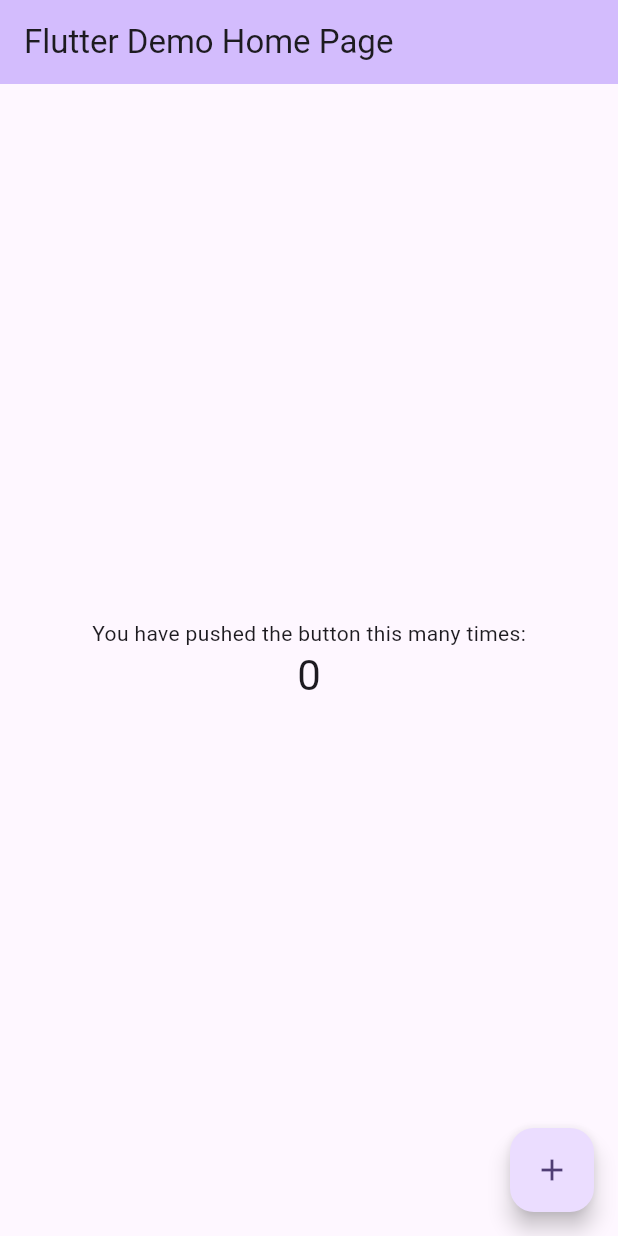
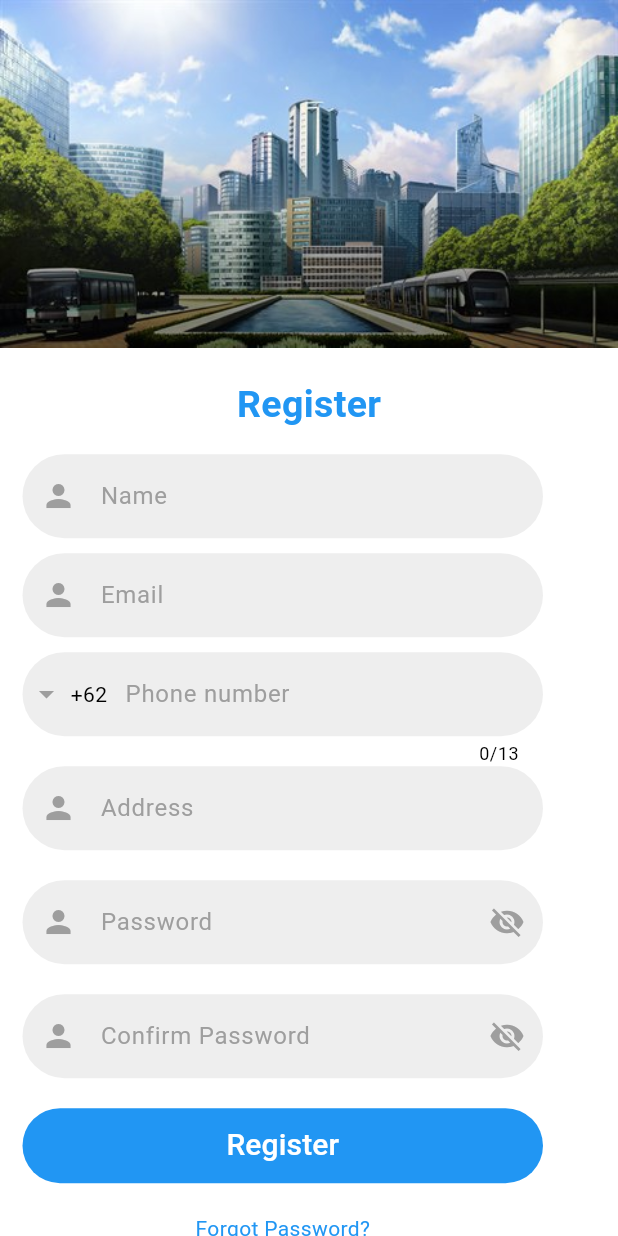
Before and after one commit to Fawaz8581/uberclone, a Flutter app: the screen it shows after launch, on a phone screen of 412 x 824 dp. Run offline on Flutter 3.47's test engine with Material 3 defaults, Android fonts, the phone set to English and light mode, and no system bars; drawn by our look-alikes of intl_phone_field; our stand-ins replace email_validator.

Commit message:
Membuat Register_Page, Menambahkan Firebase, menambahkan assets images, membuat Theme, Dark Theme dan Light Theme

```diff
--- a/lib/main.dart
+++ b/lib/main.dart
@@ -1,4 +1,6 @@
 import 'package:flutter/material.dart';
+import 'package:uberclone/screens/register_screen.dart';
+import 'package:uberclone/themeProvider/theme_provider.dart';
 
 void main() {
   runApp(const MyApp());
@@ -12,26 +14,11 @@ class MyApp extends StatelessWidget {
   Widget build(BuildContext context) {
     return MaterialApp(
       title: 'Flutter Demo',
-      theme: ThemeData(
-        // This is the theme of your application.
-        //
-        // TRY THIS: Try running your application with "flutter run". You'll see
-        // the application has a purple toolbar. Then, without quitting the app,
-        // try changing the seedColor in the colorScheme below to Colors.green
-        // and then invoke "hot reload" (save your changes or press the "hot
-        // reload" button in a Flutter-supported IDE, or press "r" if you used
-        // the command line to start the app).
-        //
-        // Notice that the counter didn't reset back to zero; the application
-        // state is not lost during the reload. To reset the state, use hot
-        // restart instead.
-        //
-        // This works for code too, not just values: Most code changes can be
-        // tested with just a hot reload.
-        colorScheme: ColorScheme.fromSeed(seedColor: Colors.deepPurple),
-        useMaterial3: true,
-      ),
-      home: const MyHomePage(title: 'Flutter Demo Home Page'),
+      themeMode: ThemeMode.system,
+      theme: MyThemes.lightTheme,
+      darkTheme: MyThemes.darkTheme,
+      debugShowCheckedModeBanner: false,
+      home: MainScreen(),
     );
   }
 }
--- /dev/null
+++ b/lib/screens/register_screen.dart
@@ -0,0 +1,414 @@
+import 'package:email_validator/email_validator.dart';
+import 'package:flutter/material.dart';
+import 'package:flutter/services.dart';
+import 'package:intl_phone_field/intl_phone_field.dart';
+
+class MainScreen extends StatefulWidget {
+  const MainScreen({super.key});
+
+  @override
+  State<MainScreen> createState() => MainScreenState();
+}
+
+class MainScreenState extends State<MainScreen> {
+  final nameTextEditorController = TextEditingController();
+  final emailTextEditorController = TextEditingController();
+  final phoneTextEditorController = TextEditingController();
+  final addressTextEditorController = TextEditingController();
+  final passwordTextEditorController = TextEditingController();
+  final confirmTextEditorController = TextEditingController();
+
+  bool _passwordVisible = false;
+
+  // Mendeklarasikan GlobalKey
+  final _formKey = GlobalKey<FormState>();
+
+  @override
+  Widget build(BuildContext context) {
+    bool darkTheme =
+        MediaQuery.of(context).platformBrightness == Brightness.dark;
+
+    return GestureDetector(
+      onTap: () {
+        FocusScope.of(context).unfocus();
+      },
+      child: Scaffold(
+        body: ListView(
+          padding: const EdgeInsets.all(0),
+          children: [
+            Column(
+              children: [
+                Image.asset(
+                    darkTheme ? 'images/citydark.png' : 'images/citylight.png'),
+                const SizedBox(
+                  height: 20,
+                ),
+                Text(
+                  'Register',
+                  style: TextStyle(
+                      color: darkTheme ? Colors.amber.shade400 : Colors.blue,
+                      fontSize: 25,
+                      fontWeight: FontWeight.bold),
+                ),
+                Padding(
+                  padding: const EdgeInsets.fromLTRB(15.0, 15.0, 50.0, 15.0),
+                  child: Column(
+                    crossAxisAlignment: CrossAxisAlignment.center,
+                    children: [
+                      Form(
+                        child: Column(
+                          mainAxisAlignment: MainAxisAlignment.center,
+                          crossAxisAlignment: CrossAxisAlignment.center,
+                          children: [
+                            TextFormField(
+                              inputFormatters: [
+                                LengthLimitingTextInputFormatter(50),
+                              ],
+                              decoration: InputDecoration(
+                                hintText: "Name",
+                                hintStyle: const TextStyle(
+                                  color: Colors.grey,
+                                ),
+                                filled: true,
+                                fillColor: darkTheme
+                                    ? Colors.black45
+                                    : Colors.grey.shade200,
+                                border: OutlineInputBorder(
+                                    borderRadius: BorderRadius.circular(40),
+                                    borderSide: const BorderSide(
+                                      width: 0,
+                                      style: BorderStyle.none,
+                                    )),
+                                prefixIcon: Icon(
+                                  Icons.person,
+                                  color: darkTheme
+                                      ? Colors.amber.shade400
+                                      : Colors.grey,
+                                ),
+                              ),
+                              autovalidateMode:
+                                  AutovalidateMode.onUserInteraction,
+                              validator: (text) {
+                                if (text == null || text.isEmpty) {
+                                  return "Name can't be empty";
+                                }
+                                if (text.length < 2) {
+                                  return "Please enter a valid name";
+                                }
+                                if (text.length > 49) {
+                                  return "Name can't be longer than 49 character";
+                                }
+                              },
+                              onChanged: (text) => setState(() {
+                                nameTextEditorController.text = text;
+                              }),
+                            ),
+                            const SizedBox(
+                              height: 10,
+                            ),
+                            TextFormField(
+                              inputFormatters: [
+                                LengthLimitingTextInputFormatter(100),
+                              ],
+                              decoration: InputDecoration(
+                                hintText: "Email",
+                                hintStyle: const TextStyle(
+                                  color: Colors.grey,
+                                ),
+                                filled: true,
+                                fillColor: darkTheme
+                                    ? Colors.black45
+                                    : Colors.grey.shade200,
+                                border: OutlineInputBorder(
+                                    borderRadius: BorderRadius.circular(40),
+                                    borderSide: const BorderSide(
+                                      width: 0,
+                                      style: BorderStyle.none,
+                                    )),
+                                prefixIcon: Icon(
+                                  Icons.person,
+                                  color: darkTheme
+                                      ? Colors.amber.shade400
+                                      : Colors.grey,
+                                ),
+                              ),
+                              autovalidateMode:
+                                  AutovalidateMode.onUserInteraction,
+                              validator: (text) {
+                                if (text == null || text.isEmpty) {
+                                  return "Email can't be empty";
+                                }
+                                if (EmailValidator.validate(text) == true) {
+                                  return null;
+                                }
+                                if (text.length < 2) {
+                                  return "Please enter a valid email";
+                                }
+                                if (text.length > 49) {
+                                  return "Email can't be longer than 49 character";
+                                }
+                              },
+                              onChanged: (Text) => setState(() {
+                                emailTextEditorController.text = Text;
+                              }),
+                            ),
+                            const SizedBox(
+                              height: 10,
+                            ),
+                            IntlPhoneField(
+                              showCountryFlag: false,
+                              dropdownIcon: Icon(
+                                Icons.arrow_drop_down,
+                                color: darkTheme
+                                    ? Colors.amber.shade400
+                                    : Colors.grey,
+                              ),
+                              decoration: InputDecoration(
+                                hintText: "Phone number",
+                                hintStyle: const TextStyle(
+                                  color: Colors.grey,
+                                ),
+                                filled: true,
+                                fillColor: darkTheme
+                                    ? Colors.black45
+                                    : Colors.grey.shade200,
+                                border: OutlineInputBorder(
+                                    borderRadius: BorderRadius.circular(40),
+                                    borderSide: const BorderSide(
+                                      width: 0,
+                                      style: BorderStyle.none,
+                                    )),
+                              ),
+                              initialCountryCode: '62',
+                              onChanged: (Text) => setState(() {
+                                phoneTextEditorController.text =
+                                    Text.completeNumber;
+                              }),
+                            ),
+                            TextFormField(
+                              inputFormatters: [
+                                LengthLimitingTextInputFormatter(100),
+                              ],
+                              decoration: InputDecoration(
+                                hintText: "Address",
+                                hintStyle: const TextStyle(
+                                  color: Colors.grey,
+                                ),
+                                filled: true,
+                                fillColor: darkTheme
+                                    ? Colors.black45
+                                    : Colors.grey.shade200,
+                                border: OutlineInputBorder(
+                                    borderRadius: BorderRadius.circular(40),
+                                    borderSide: const BorderSide(
+                                      width: 0,
+                                      style: BorderStyle.none,
+                                    )),
+                                prefixIcon: Icon(
+                                  Icons.person,
+                                  color: darkTheme
+                                      ? Colors.amber.shade400
+                                      : Colors.grey,
+                                ),
+                              ),
+                              autovalidateMode:
+                                  AutovalidateMode.onUserInteraction,
+                              validator: (text) {
+                                if (text == null || text.isEmpty) {
+                                  return "Address can't be empty";
+                                }
+                                if (EmailValidator.validate(text) == true) {
+                                  return null;
+                                }
+                                if (text.length < 2) {
+                                  return "Please enter a valid address";
+                                }
+                                if (text.length > 100) {
+                                  return "Address can't be longer than 100 character";
+                                }
+                              },
+                              onChanged: (Text) => setState(() {
+                                addressTextEditorController.text = Text;
+                              }),
+                            ),
+                            const SizedBox(
+                              height: 20,
+                            ),
+                            TextFormField(
+                              obscureText: !_passwordVisible,
+                              inputFormatters: [
+                                LengthLimitingTextInputFormatter(100),
+                              ],
+                              decoration: InputDecoration(
+                                  hintText: "Password",
+                                  hintStyle: const TextStyle(
+                                    color: Colors.grey,
+                                  ),
+                                  filled: true,
+                                  fillColor: darkTheme
+                                      ? Colors.black45
+                                      : Colors.grey.shade200,
+                                  border: OutlineInputBorder(
+                                      borderRadius: BorderRadius.circular(40),
+                                      borderSide: const BorderSide(
+                                        width: 0,
+                                        style: BorderStyle.none,
+                                      )),
+                                  prefixIcon: Icon(
+                                    Icons.person,
+                                    color: darkTheme
+                                        ? Colors.amber.shade400
+                                        : Colors.grey,
+                                  ),
+                                  suffixIcon: IconButton(
+                                    icon: Icon(
+                                      _passwordVisible
+                                          ? Icons.visibility
+                                          : Icons.visibility_off,
+                                      color: darkTheme
+                                          ? Colors.amber.shade400
+                                          : Colors.grey,
+                                    ),
+                                    onPressed: () => {
+                                      setState(() {
+                                        _passwordVisible = !_passwordVisible;
+                                      }),
+                                    },
+                                  )),
+                              autovalidateMode:
+                                  AutovalidateMode.onUserInteraction,
+                              validator: (text) {
+                                if (text == null || text.isEmpty) {
+                                  return "Password can't be empty";
+                                }
+                                if (EmailValidator.validate(text) == true) {
+                                  return null;
+                                }
+                                if (text.length < 2) {
+                                  return "Please enter a valid Password";
+                                }
+                                if (text.length > 100) {
+                                  return "Password can't be longer than 100 character";
+                                }
+                              },
+                              onChanged: (Text) => setState(() {
+                                passwordTextEditorController.text = Text;
+                              }),
+                            ),
+                            const SizedBox(
+                              height: 20,
+                            ),
+                            TextFormField(
+                              obscureText: !_passwordVisible,
+                              inputFormatters: [
+                                LengthLimitingTextInputFormatter(100),
+                              ],
+                              decoration: InputDecoration(
+                                  hintText: "Confirm Password",
+                                  hintStyle: const TextStyle(
+                                    color: Colors.grey,
+                                  ),
+                                  filled: true,
+                                  fillColor: darkTheme
+                                      ? Colors.black45
+                                      : Colors.grey.shade200,
+                                  border: OutlineInputBorder(
+                                      borderRadius: BorderRadius.circular(40),
+                                      borderSide: const BorderSide(
+                                        width: 0,
+                                        style: BorderStyle.none,
+                                      )),
+                                  prefixIcon: Icon(
+                                    Icons.person,
+                                    color: darkTheme
+                                        ? Colors.amber.shade400
+                                        : Colors.grey,
+                                  ),
+                                  suffixIcon: IconButton(
+                                    icon: Icon(
+                                      _passwordVisible
+                                          ? Icons.visibility
+                                          : Icons.visibility_off,
+                                      color: darkTheme
+                                          ? Colors.amber.shade400
+                                          : Colors.grey,
+                                    ),
+                                    onPressed: () => {
+                                      setState(() {
+                                        _passwordVisible = !_passwordVisible;
+                                      }),
+                                    },
+                                  )),
+                              autovalidateMode:
+                                  AutovalidateMode.onUserInteraction,
+                              validator: (text) {
+                                if (text == null || text.isEmpty) {
+                                  return "Confirm Password can't be empty";
+                                }
+                                if (text != passwordTextEditorController.text) {
+                                  return "Password do not match";
+                                }
+                                if (EmailValidator.validate(text) == true) {
+                                  return null;
+                                }
+                                if (text.length < 2) {
+                                  return "Please enter a valid Password";
+                                }
+                                if (text.length > 100) {
+                                  return "Password can't be longer than 100 character";
+                                }
+                              },
+                              onChanged: (Text) => setState(() {
+                                confirmTextEditorController.text = Text;
+                              }),
+                            ),
+                            const SizedBox(
+                              height: 20,
+                            ),
+                            ElevatedButton(
+                              style: ElevatedButton.styleFrom(
+                                  foregroundColor:
+                                      darkTheme ? Colors.black : Colors.white,
+                                  backgroundColor: darkTheme
+                                      ? Colors.amber.shade400
+                                      : Colors.blue,
+                                  elevation: 0,
+                                  shape: RoundedRectangleBorder(
+                                    borderRadius: BorderRadius.circular(32),
+                                  ),
+                                  minimumSize: const Size(double.infinity, 50)),
+                              onPressed: () {},
+                              child: const Text(
+                                'Register',
+                                style: TextStyle(
+                                  fontSize: 20,
+                                ),
+                              ),
+                            ),
+                            const SizedBox(
+                              height: 20,
+                            ),
+                            GestureDetector(
+                                onTap: () {},
+                                child: Text(
+                                  'Forgot Password?',
+                                  style: TextStyle(
+                                    color: darkTheme
+                                        ? Colors.amber.shade400
+                                        : Colors.blue,
+                                  ),
+                                )),
+                          ],
+                        ),
+                      ),
+                    ],
+                  ),
+                ),
+              ],
+            ),
+          ],
+        ),
+      ),
+    );
+  }
+}
--- /dev/null
+++ b/lib/splashScreen/splash_screen.dart
@@ -0,0 +1,15 @@
+import 'package:flutter/material.dart';
+
+class SplashScreen extends StatelessWidget {
+  const SplashScreen({super.key});
+
+  @override
+  Widget build(BuildContext context) {
+    return Scaffold(
+        body: Center(
+      child: Text(
+        'Ojolali',
+      ),
+    ));
+  }
+}
--- /dev/null
+++ b/lib/themeProvider/theme_provider.dart
@@ -0,0 +1,13 @@
+import 'package:flutter/material.dart';
+
+class MyThemes {
+  static final darkTheme = ThemeData(
+    scaffoldBackgroundColor: Colors.grey.shade900,
+    colorScheme: ColorScheme.dark(),
+  );
+
+  static final lightTheme = ThemeData(
+    scaffoldBackgroundColor: Colors.white,
+    colorScheme: ColorScheme.light(),
+  );
+}
```
Also changed, not shown: pubspec.yaml (+7 -6 lines), images/citydark.png (added), images/citylight.png (added), images/pick.png (added), lib/screens/login_screen.dart (added), lib/screens/main_page.dart (added), pubspec.lock, 3 other files.
